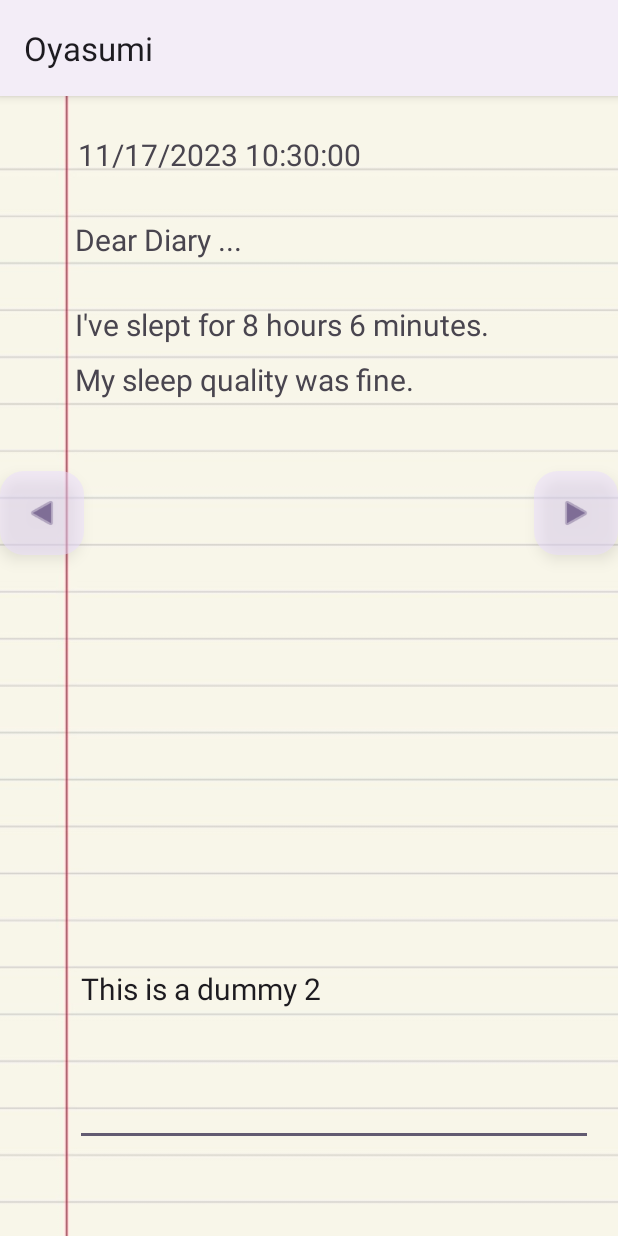
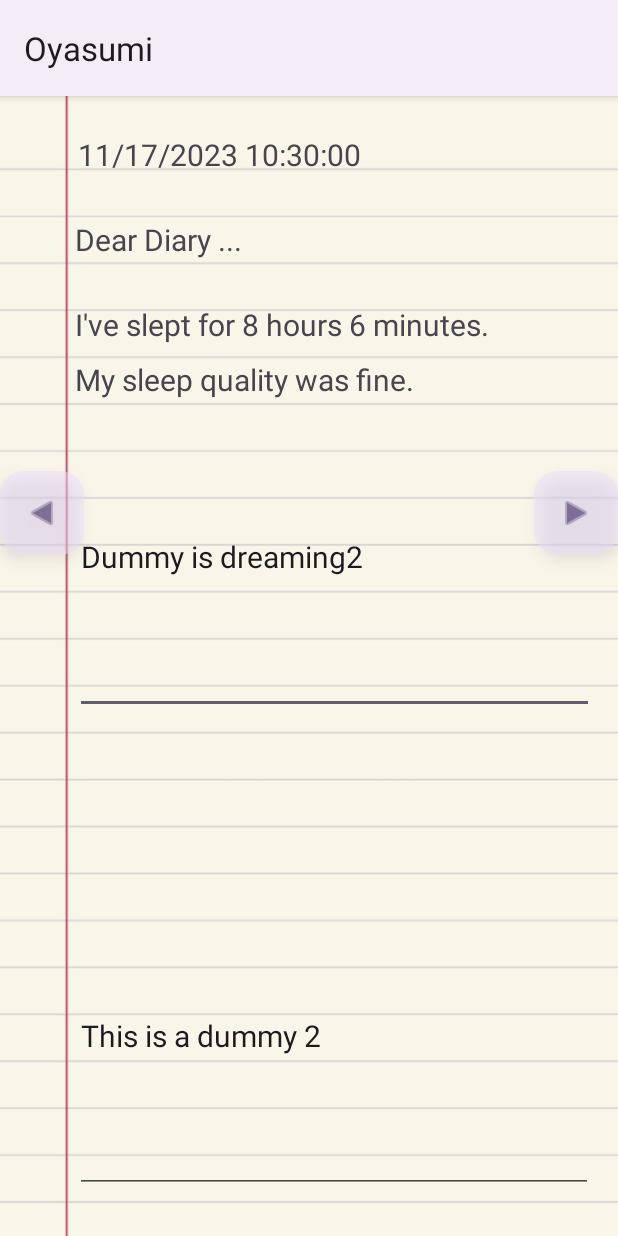
Before and after one commit to krirk-n/Oyasumi, an Android app: the screen it shows after launch (MainActivity), after a tap on an icon or button, on a phone screen of 412 x 824 dp. Run offline under Robolectric (Android 15) with nearby library versions, the phone set to English and light mode, and no system bars.

Commit message:
add dreamnote to database

```diff
--- a/app/src/main/java/com/cs407/oyasumi/DBHelper.java
+++ b/app/src/main/java/com/cs407/oyasumi/DBHelper.java
@@ -12,7 +12,7 @@
     }
     public static void createTable() {
         sqLiteDatabase.execSQL("CREATE TABLE IF NOT EXISTS notes " +
-                "(id INTEGER PRIMARY KEY, noteId INTEGER, date TEXT, sleepDuration INTEGER, sleepQuality TEXT, additionalNote TEXT)");
+                "(id INTEGER PRIMARY KEY, noteId INTEGER, date TEXT, sleepDuration INTEGER, sleepQuality TEXT, dreamNote TEXT, additionalNote TEXT)");
     }
     public ArrayList<Note> readNotes() {
         createTable();
@@ -21,6 +21,7 @@
         int dateIndex = c.getColumnIndex("date");
         int sleepDurationIndex = c.getColumnIndex("sleepDuration");
         int sleepQualityIndex = c.getColumnIndex("sleepQuality");
+        int dreamNoteIndex = c.getColumnIndex("dreamNote");
         int additionalNoteIndex = c.getColumnIndex("additionalNote");
         c.moveToFirst();
         ArrayList<Note> notesList = new ArrayList<>();
@@ -29,8 +30,9 @@
             String date = c.getString(dateIndex);
             int sleepDuration = c.getInt(sleepDurationIndex);
             String sleepQuality = c.getString(sleepQualityIndex);
+            String dreamNote = c.getString(dreamNoteIndex);
             String additionalNote = c.getString(additionalNoteIndex);
-            Note notes = new Note(noteId, date, sleepDuration, sleepQuality, additionalNote);
+            Note notes = new Note(noteId, date, sleepDuration, sleepQuality, dreamNote, additionalNote);
             notesList.add(notes);
             c.moveToNext();
         }
@@ -38,16 +40,16 @@
         sqLiteDatabase.close();
         return notesList;
     }
-    public void saveNote(int noteId, String date, int sleepDuration, String sleepQuality, String additionalNote) {
+    public void saveNote(int noteId, String date, int sleepDuration, String sleepQuality, String dreamNote, String additionalNote) {
         createTable();
-        sqLiteDatabase.execSQL("INSERT INTO notes (noteId, date, sleepDuration, sleepQuality, additionalNote) VALUES (?, ?, ?, ?, ?)",
-                new String[]{String.valueOf(noteId), date, String.valueOf(sleepDuration), sleepQuality, additionalNote});
+        sqLiteDatabase.execSQL("INSERT INTO notes (noteId, date, sleepDuration, sleepQuality, dreamNote, additionalNote) VALUES (?, ?, ?, ?, ?, ?)",
+                new String[]{String.valueOf(noteId), date, String.valueOf(sleepDuration), sleepQuality, dreamNote, additionalNote});
     }
-    public void updateNote(int noteId, String date, int sleepDuration, String sleepQuality, String additionalNote) {
+    public void updateNote(int noteId, String date, int sleepDuration, String sleepQuality, String dreamNote, String additionalNote) {
         createTable();
-        Note note = new Note(noteId, date, sleepDuration, sleepQuality, additionalNote);
-        sqLiteDatabase.execSQL("UPDATE notes set date=?, sleepDuration=?, sleepQuality=?, additionalNote=? WHERE noteId=?",
-                new String[]{date, String.valueOf(sleepDuration), sleepQuality, additionalNote, String.valueOf(noteId)});
+        Note note = new Note(noteId, date, sleepDuration, sleepQuality, dreamNote, additionalNote);
+        sqLiteDatabase.execSQL("UPDATE notes set date=?, sleepDuration=?, sleepQuality=?, dreamNote=?, additionalNote=? WHERE noteId=?",
+                new String[]{date, String.valueOf(sleepDuration), sleepQuality, dreamNote, additionalNote, String.valueOf(noteId)});
     }
     public void deleteNote(int noteId) {
         createTable();
--- a/app/src/main/java/com/cs407/oyasumi/MainActivity.java
+++ b/app/src/main/java/com/cs407/oyasumi/MainActivity.java
@@ -24,6 +24,7 @@
     TextView dateTextView;
     TextView sleepDurationTextView;
     TextView sleepQualityTextView;
+    EditText dreamEditText;
     EditText additionEditText;
     FloatingActionButton prevFloatingActionButton;
     FloatingActionButton nextFloatingActionButton;
@@ -46,7 +47,7 @@
             public void onClick(View v) {
                 currentPage--;
                 Log.i("currentPage", String.valueOf(currentPage));
-                saveAdditionalNote();
+                saveDreamAndAdditionalNote();
                 resetUI();
                 checkButtons();
             }
@@ -56,7 +57,7 @@
             public void onClick(View v) {
                 currentPage++;
                 Log.i("currentPage", String.valueOf(currentPage));
-                saveAdditionalNote();
+                saveDreamAndAdditionalNote();
                 resetUI();
                 checkButtons();
             }
@@ -74,11 +75,13 @@
         dateTextView = (TextView) findViewById(R.id.dateTextView);
         sleepDurationTextView = (TextView) findViewById(R.id.sleepDurationTextView);
         sleepQualityTextView = (TextView) findViewById(R.id.sleepQualityTextView);
+        dreamEditText = (EditText) findViewById(R.id.dreamEditText);
         additionEditText = (EditText) findViewById(R.id.additionEditText);
         dateTextView.setText(recentNote.getDate());
         sleepDurationTextView.setText("I've slept for " + recentNote.getSleepDuration() / 3600 + " hours "
             + (recentNote.getSleepDuration() % 3600) / 60 + " minutes."); // assume we get seconds from sleep duration
         sleepQualityTextView.setText("My sleep quality was " + recentNote.getSleepQuality() + ".");
+        dreamEditText.setText(recentNote.getDreamNote());
         additionEditText.setText(recentNote.getAdditionalNote());
     }
 
@@ -96,22 +99,25 @@
         dateTextView = (TextView) findViewById(R.id.dateTextView);
         sleepDurationTextView = (TextView) findViewById(R.id.sleepDurationTextView);
         sleepQualityTextView = (TextView) findViewById(R.id.sleepQualityTextView);
+        dreamEditText = (EditText) findViewById(R.id.dreamEditText);
         additionEditText = (EditText) findViewById(R.id.additionEditText);
         dateTextView.setText(currentNote.getDate());
         sleepDurationTextView.setText("I've slept for " + currentNote.getSleepDuration() / 3600 + " hours "
                 + (currentNote.getSleepDuration() % 3600) / 60 + " minutes."); // assume we get seconds from sleep duration
         sleepQualityTextView.setText("My sleep quality was " + currentNote.getSleepQuality() + ".");
+        dreamEditText.setText(currentNote.getDreamNote());
         additionEditText.setText(currentNote.getAdditionalNote());
     }
 
-    public void saveAdditionalNote() {
+    public void saveDreamAndAdditionalNote() {
         Context context = getApplicationContext();
         SQLiteDatabase sqLiteDatabase = context.openOrCreateDatabase("notes", Context.MODE_PRIVATE, null);
         DBHelper dbHelper = new DBHelper(sqLiteDatabase);
         String newAdditionalNote = additionEditText.getText().toString();
+        String newDreamNote = dreamEditText.getText().toString();
         Log.i("add", "new: " + newAdditionalNote);
         dbHelper.updateNote(currentNote.getNoteId(), currentNote.getDate(), currentNote.getSleepDuration(),
-                currentNote.getSleepQuality(), newAdditionalNote);
+                currentNote.getSleepQuality(), newDreamNote, newAdditionalNote);
     }
 
     public void createDummyNotes(int num) {
@@ -129,7 +135,8 @@
             String sleepQuality = sleepQualityTypes.get(random.nextInt(3));
             sqLiteDatabase = context.openOrCreateDatabase("notes", Context.MODE_PRIVATE, null);
             dbHelper = new DBHelper(sqLiteDatabase);
-            dbHelper.saveNote(noteId, date, 20000 + random.nextInt(20000), sleepQuality, "This is a dummy " + noteId);
+            dbHelper.saveNote(noteId, date, 20000 + random.nextInt(20000), sleepQuality,
+                    "Dummy is dreaming" + noteId, "This is a dummy " + noteId);
         }
     }
 }
--- a/app/src/main/java/com/cs407/oyasumi/Note.java
+++ b/app/src/main/java/com/cs407/oyasumi/Note.java
@@ -5,12 +5,14 @@
     private String date;
     private int sleepDuration;
     private String sleepQuality;
+    private String dreamNote;
     private String additionalNote;
-    public Note(int noteId, String date, int sleepDuration, String sleepQuality, String additionalNote){
+    public Note(int noteId, String date, int sleepDuration, String sleepQuality, String dreamNote, String additionalNote){
         this.noteId = noteId;
         this.date = date;
         this.sleepDuration = sleepDuration;
         this.sleepQuality = sleepQuality;
+        this.dreamNote = dreamNote;
         this.additionalNote = additionalNote;
     }
     public int getNoteId() {
@@ -25,6 +27,7 @@
     public String getSleepQuality() {
         return sleepQuality;
     }
+    public String getDreamNote() { return dreamNote;}
     public String getAdditionalNote() {
         return additionalNote;
     }
--- a/app/src/main/res/layout/activity_main.xml
+++ b/app/src/main/res/layout/activity_main.xml
@@ -78,9 +78,22 @@
                 android:text="My sleep quality was X."
                 android:textSize="20sp" />
 
+            <EditText
+                android:id="@+id/dreamEditText"
+                android:layout_width="match_parent"
+                android:layout_height="209dp"
+                android:layout_marginStart="50dp"
+                android:layout_marginEnd="16dp"
+                android:layout_marginBottom="10dp"
+                android:ems="10"
+                android:hint="I dreamed of..."
+                android:inputType="text|textLongMessage|textMultiLine"
+                android:lines="5"
+                android:textSize="20sp" />
+
             <Space
                 android:layout_width="match_parent"
-                android:layout_height="288dp" />
+                android:layout_height="100dp" />
 
             <EditText
                 android:id="@+id/additionEditText"
```
